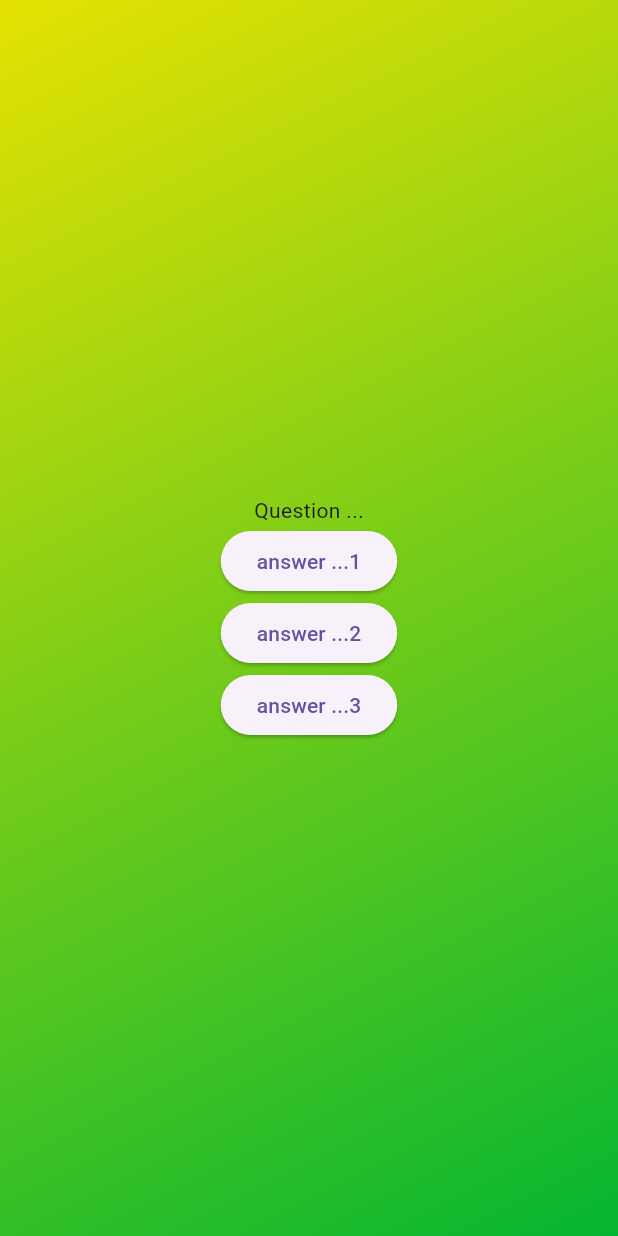
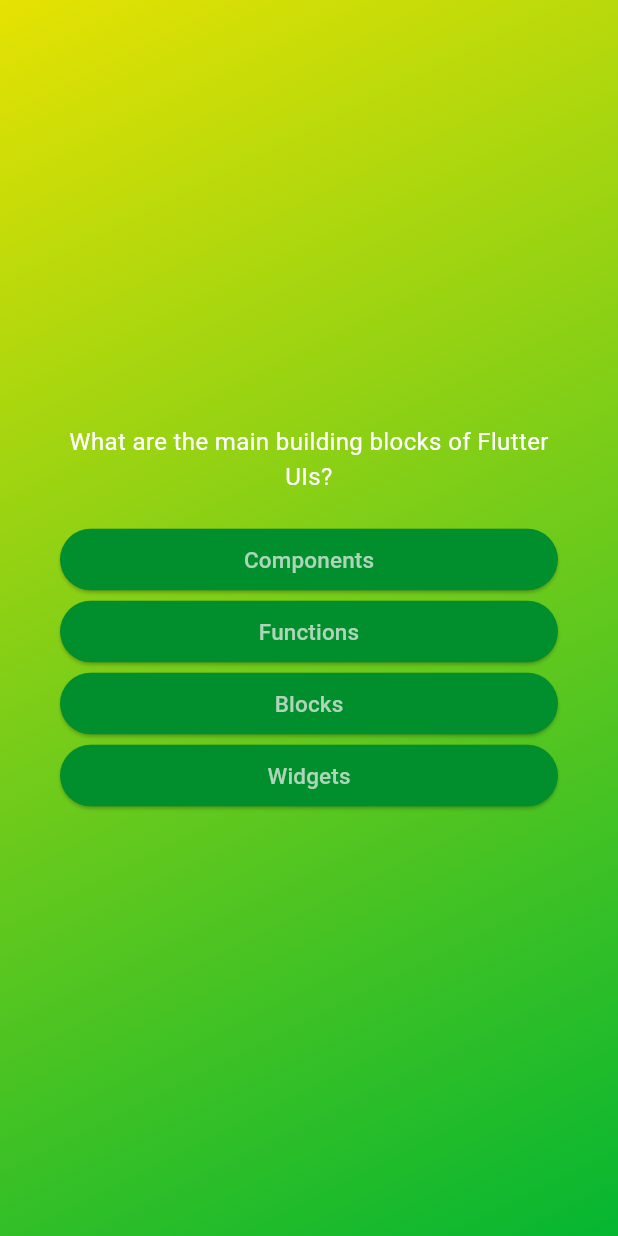
Before and after one commit to kalims-sahebi/flutter-quiz-app, a Flutter app: the screen it shows after launch, after a tap on "Start Quiz", on a phone screen of 412 x 824 dp. Run offline on Flutter 3.47's test engine with Material 3 defaults, Android fonts, the phone set to English and light mode, and no system bars.

Commit message:
shuffle list of answers added

```diff
--- a/lib/custome_widgets/answer_button.dart
+++ b/lib/custome_widgets/answer_button.dart
@@ -7,8 +7,16 @@ class AnswerButton extends StatelessWidget {
   @override
   Widget build(context) {
     return ElevatedButton(
+      style: ElevatedButton.styleFrom(
+        backgroundColor: const Color.fromARGB(255, 1, 142, 45),
+        foregroundColor: const Color.fromARGB(255, 173, 213, 183),
+        padding: const EdgeInsets.symmetric(vertical: 10, horizontal: 80),
+      ),
       onPressed: onTap,
-      child: Text(answertxt),
+      child: Text(
+        answertxt,
+        style: const TextStyle(fontSize: 15),
+      ),
     );
   }
 }
--- a/lib/models/question_model.dart
+++ b/lib/models/question_model.dart
@@ -2,4 +2,10 @@ class QuestionModel {
   const QuestionModel(this.question, this.answers);
   final String question;
   final List<String> answers;
+
+  List<String> getShuffledAnswerList() {
+    final shuffledList = List.of(answers);
+    shuffledList.shuffle();
+    return shuffledList;
+  }
 }
--- a/lib/questions_screen.dart
+++ b/lib/questions_screen.dart
@@ -1,11 +1,13 @@
 import 'package:flutter/material.dart';
 import 'package:flutter_quiz_app/custome_widgets/answer_button.dart';
+import 'package:flutter_quiz_app/data/questions.dart';
 
 class QuestionsScreen extends StatefulWidget {
   const QuestionsScreen({super.key});
   // const QuestionsScreen(this.back, {super.key});
   // final void Function() back;
   // const QuestionsScreen({required this.back,super.key});
+
   @override
   State<QuestionsScreen> createState() {
     return _QuestionsScreenState();
@@ -15,23 +17,32 @@ class QuestionsScreen extends StatefulWidget {
 class _QuestionsScreenState extends State<QuestionsScreen> {
   @override
   Widget build(context) {
-    return Column(
-      mainAxisSize: MainAxisSize.min,
-      children: [
-        const Text('Question ...'),
-        AnswerButton(
-          answertxt: 'answer ...1',
-          onTap: () {},
-        ),
-        AnswerButton(
-          answertxt: 'answer ...2',
-          onTap: () {},
-        ),
-        AnswerButton(
-          answertxt: 'answer ...3',
-          onTap: () {},
-        ),
-      ],
+    final currentQuestion = questions[0];
+    return Container(
+      margin: const EdgeInsets.all(40),
+      child: Column(
+        mainAxisSize: MainAxisSize.min,
+        crossAxisAlignment: CrossAxisAlignment.stretch,
+        children: [
+          Text(
+            currentQuestion.question,
+            style: const TextStyle(
+              color: Colors.white,
+              fontSize: 16,
+            ),
+            textAlign: TextAlign.center,
+          ),
+          const SizedBox(
+            height: 20,
+          ),
+          ...currentQuestion.getShuffledAnswerList().map((answers) {
+            return AnswerButton(
+              answertxt: answers,
+              onTap: () {},
+            );
+          }),
+        ],
+      ),
     );
   }
 }
```
